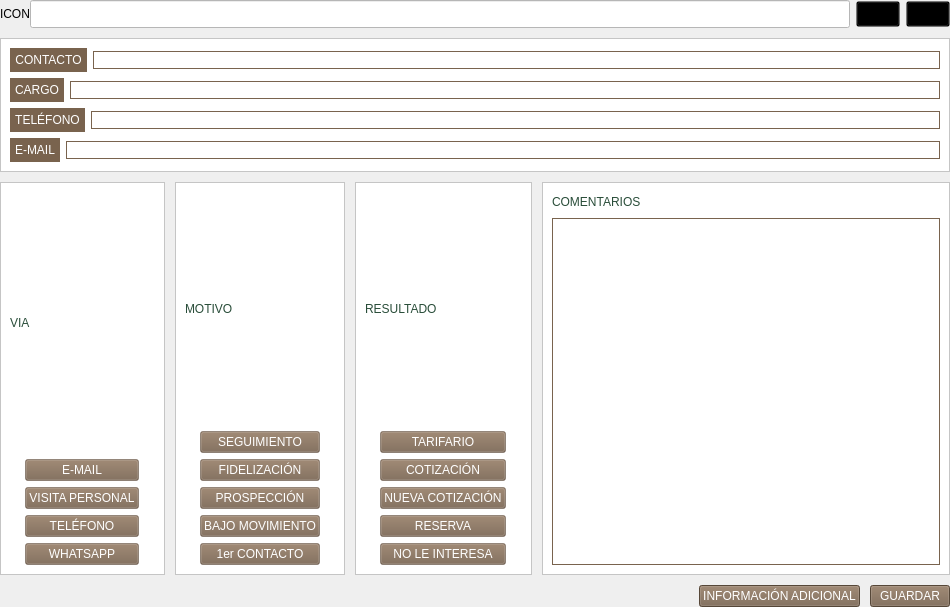
First picture: the form in page_2.ui, repository altitude-solutions/Camino_Real_Desktop, before the edit.
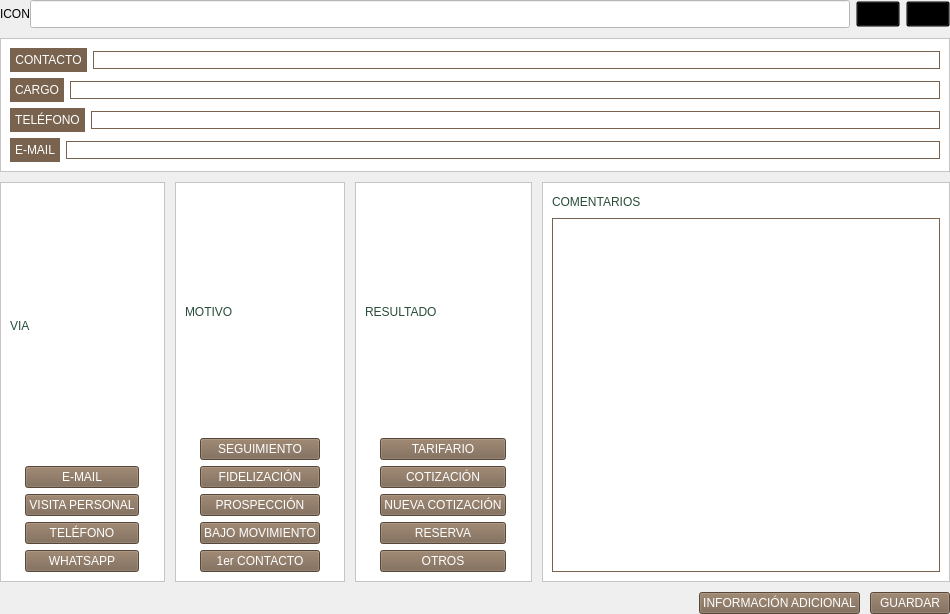
Second picture: the form after the edit.

```diff
--- a/page_2.ui
+++ b/page_2.ui
@@ -7,7 +7,7 @@
     <x>0</x>
     <y>0</y>
     <width>950</width>
-    <height>607</height>
+    <height>614</height>
    </rect>
   </property>
   <property name="windowTitle">
@@ -358,11 +358,13 @@
               <property name="styleSheet">
                <string notr="true">font: 12pt &quot;MS Shell Dlg 2&quot;;
 color:white;
-background-color:rgba(121,99,78,50%);
+background-color:#79634E;
 min-width:8em;
 max-width:8em;
 min-height:2.5em;
-max-height:2.5em;</string>
+max-height:2.5em;
+
+</string>
               </property>
               <property name="text">
                <string>E-MAIL</string>
@@ -374,11 +376,13 @@
               <property name="styleSheet">
                <string notr="true">font: 12pt &quot;MS Shell Dlg 2&quot;;
 color:white;
-background-color:rgba(121,99,78,50%);
+background-color:#79634E;
 min-width:8em;
 max-width:8em;
 min-height:2.5em;
-max-height:2.5em;</string>
+max-height:2.5em;
+
+</string>
               </property>
               <property name="text">
                <string>VISITA PERSONAL</string>
@@ -390,11 +394,13 @@
               <property name="styleSheet">
                <string notr="true">font: 12pt &quot;MS Shell Dlg 2&quot;;
 color:white;
-background-color:rgba(121,99,78,50%);
+background-color:#79634E;
 min-width:8em;
 max-width:8em;
 min-height:2.5em;
-max-height:2.5em;</string>
+max-height:2.5em;
+
+</string>
               </property>
               <property name="text">
                <string>TELÉFONO</string>
@@ -406,11 +412,13 @@
               <property name="styleSheet">
                <string notr="true">font: 12pt &quot;MS Shell Dlg 2&quot;;
 color:white;
-background-color:rgba(121,99,78,50%);
+background-color:#79634E;
 min-width:8em;
 max-width:8em;
 min-height:2.5em;
-max-height:2.5em;</string>
+max-height:2.5em;
+
+</string>
               </property>
               <property name="text">
                <string>WHATSAPP</string>
@@ -499,7 +507,7 @@
               <property name="styleSheet">
                <string notr="true">font: 10pt &quot;MS Shell Dlg 2&quot;;
 color:white;
-background-color:rgba(121,99,78,50%);
+background-color:#79634E;
 min-width:9.5em;
 max-width:9.5em;
 min-height:2.5em;
@@ -515,7 +523,7 @@
               <property name="styleSheet">
                <string notr="true">font: 10pt &quot;MS Shell Dlg 2&quot;;
 color:white;
-background-color:rgba(121,99,78,50%);
+background-color:#79634E;
 min-width:9.5em;
 max-width:9.5em;
 min-height:2.5em;
@@ -531,7 +539,7 @@
               <property name="styleSheet">
                <string notr="true">font: 10pt &quot;MS Shell Dlg 2&quot;;
 color:white;
-background-color:rgba(121,99,78,50%);
+background-color:#79634E;
 min-width:9.5em;
 max-width:9.5em;
 min-height:2.5em;
@@ -547,7 +555,7 @@
               <property name="styleSheet">
                <string notr="true">font: 10pt &quot;MS Shell Dlg 2&quot;;
 color:white;
-background-color:rgba(121,99,78,50%);
+background-color:#79634E;
 min-width:9.5em;
 max-width:9.5em;
 min-height:2.5em;
@@ -563,7 +571,7 @@
               <property name="styleSheet">
                <string notr="true">font: 10pt &quot;MS Shell Dlg 2&quot;;
 color:white;
-background-color:rgba(121,99,78,50%);
+background-color:#79634E;
 min-width:9.5em;
 max-width:9.5em;
 min-height:2.5em;
@@ -656,7 +664,7 @@
               <property name="styleSheet">
                <string notr="true">font: 10pt &quot;MS Shell Dlg 2&quot;;
 color:white;
-background-color:rgba(121,99,78,50%);
+background-color:#79634E;
 min-width:9.5em;
 max-width:9.5em;
 min-height:2.5em;
@@ -672,7 +680,7 @@
               <property name="styleSheet">
                <string notr="true">font: 10pt &quot;MS Shell Dlg 2&quot;;
 color:white;
-background-color:rgba(121,99,78,50%);
+background-color:#79634E;
 min-width:9.5em;
 max-width:9.5em;
 min-height:2.5em;
@@ -688,7 +696,7 @@
               <property name="styleSheet">
                <string notr="true">font: 10pt &quot;MS Shell Dlg 2&quot;;
 color:white;
-background-color:rgba(121,99,78,50%);
+background-color:#79634E;
 min-width:9.5em;
 max-width:9.5em;
 min-height:2.5em;
@@ -704,7 +712,7 @@
               <property name="styleSheet">
                <string notr="true">font: 10pt &quot;MS Shell Dlg 2&quot;;
 color:white;
-background-color:rgba(121,99,78,50%);
+background-color:#79634E;
 min-width:9.5em;
 max-width:9.5em;
 min-height:2.5em;
@@ -720,14 +728,14 @@
               <property name="styleSheet">
                <string notr="true">font: 10pt &quot;MS Shell Dlg 2&quot;;
 color:white;
-background-color:rgba(121,99,78,50%);
+background-color:#79634E;
 min-width:9.5em;
 max-width:9.5em;
 min-height:2.5em;
 max-height:2.5em;</string>
               </property>
               <property name="text">
-               <string>NO LE INTERESA</string>
+               <string>OTROS</string>
               </property>
              </widget>
             </item>
```
